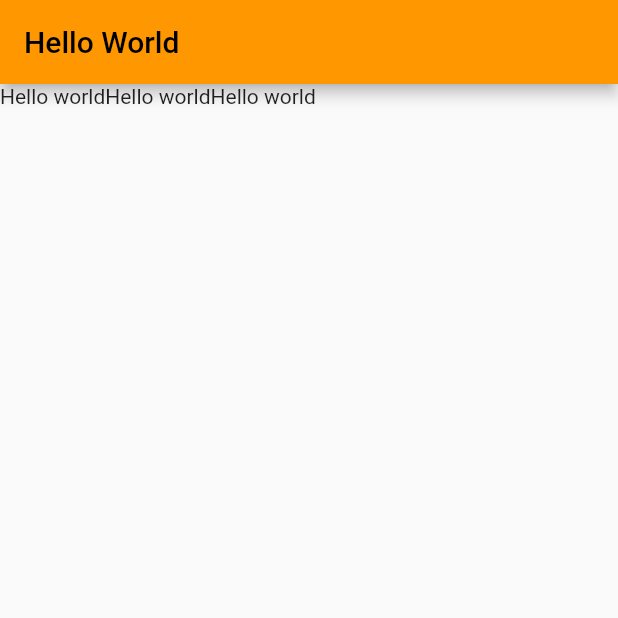
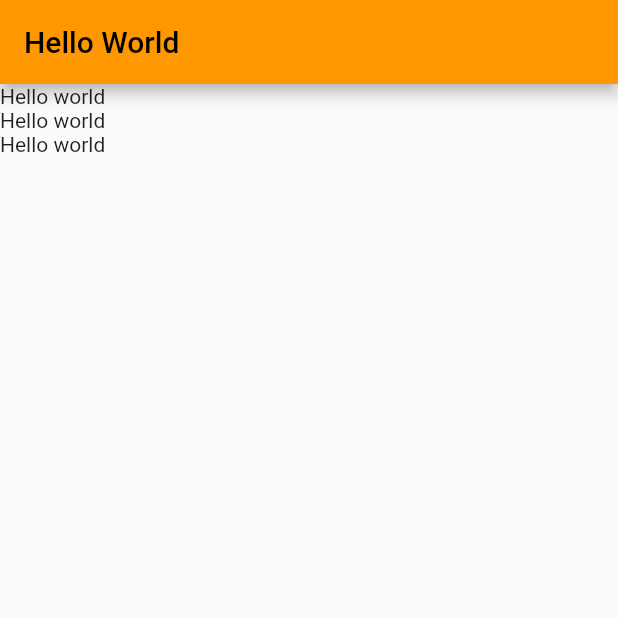
Before and after one commit to maximilianbarabas/flutter, a Flutter app: the screen it shows after launch, on a phone screen of 412 x 824 dp, the top half of it. Run offline on Flutter 3.47's test engine with Material 2 defaults, Android fonts, the phone set to English and light mode, and no system bars.

Commit message:
Column body text

```diff
--- a/homepagetest/lib/main.dart
+++ b/homepagetest/lib/main.dart
@@ -26,7 +26,7 @@ class MyHomePage extends StatelessWidget {
   Widget build(BuildContext context) {
     return Scaffold(
         appBar: AppBar(title: Text('Hello World')),
-        body: Row(
+        body: Column(
           children: <Widget>[TestWidget(), TestWidget(), TestWidget()],
         ));
   }
```
